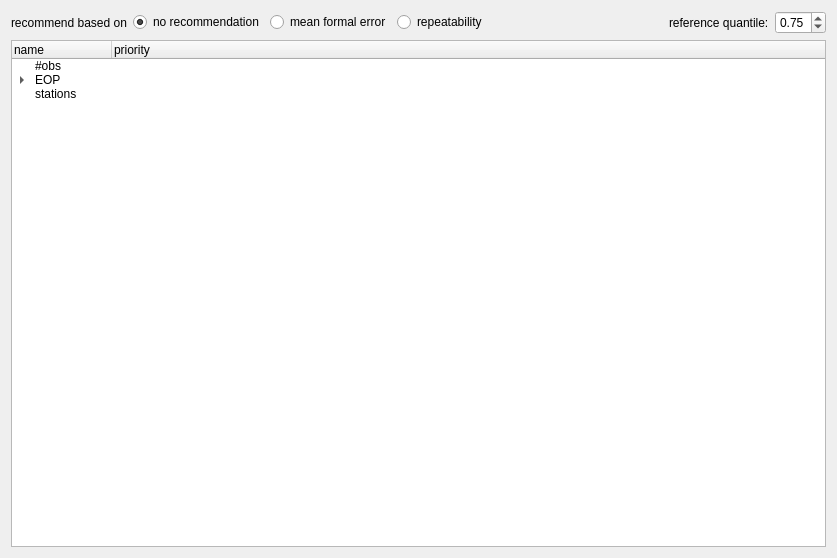
Qt form Widgets/priorities.ui (TUW-VieVS/VieSchedppGUI) before a commit.
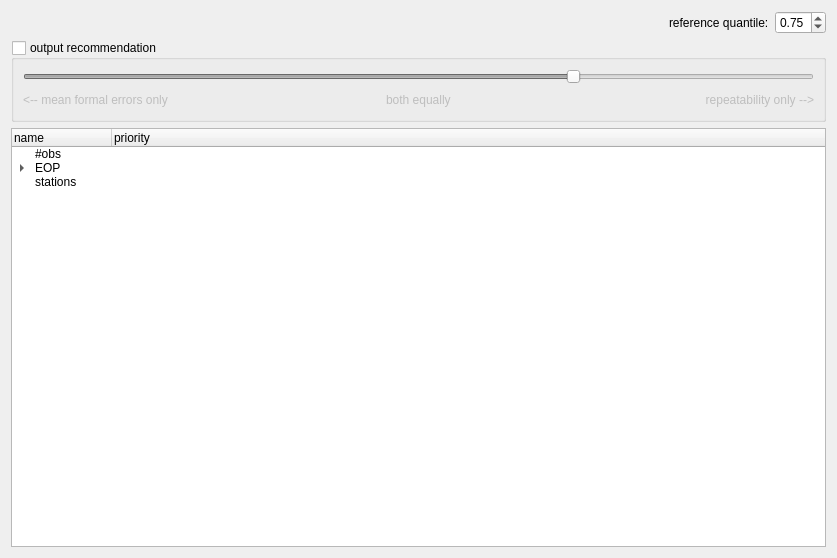
The same form after that commit.

Commit message: new recommended priorities logic

Diff of the .ui file:
```diff
--- a/Widgets/priorities.ui
+++ b/Widgets/priorities.ui
@@ -16,7 +16,7 @@
   <property name="whatsThis">
    <string>&lt;html&gt;&lt;head/&gt;&lt;body&gt;&lt;p&gt;The priopities section defines how to compare schedules. &lt;/p&gt;&lt;p&gt;It is used to calculate the score of a schedule that is listed in the &lt;span style=&quot; font-style:italic;&quot;&gt;simulation_summary.txt&lt;/span&gt; file. &lt;/p&gt;&lt;p&gt;Additonally, it defines which schedule is reported to be the &amp;quot;&lt;span style=&quot; font-style:italic;&quot;&gt;recommended&lt;/span&gt;&amp;quot; schedule in the log file. The &amp;quot;&lt;span style=&quot; font-style:italic;&quot;&gt;recommended&lt;/span&gt;&amp;quot; schedule is selected based on the mean formal error or repeatability. &lt;/p&gt;&lt;p&gt;&lt;br/&gt;&lt;/p&gt;&lt;p&gt;The reference quantile is used to define how the scores are calculated. &lt;/p&gt;&lt;p&gt;The score is calculated based on individual scores per parameters:&lt;/p&gt;&lt;p&gt;For a given parameter, all simulated accuracies are compared. The highest accuracy gets a score of 1. Accuracy at the reference quantile of all accuracies and poorer get a score of 0. Linear interpolation is used in between. &lt;br/&gt;&lt;/p&gt;&lt;p&gt;Use the spin box to define how much weight you want to give one parameter. &lt;/p&gt;&lt;p&gt;e.g.: if you are especially interested in dUT1 give this parameter a high weight. &lt;/p&gt;&lt;p&gt;It is advisable to always select a high number of observations as a goal of scheduling to minimize inaccuracies from the simulations. &lt;/p&gt;&lt;/body&gt;&lt;/html&gt;</string>
   </property>
-  <layout class="QVBoxLayout" name="verticalLayout">
+  <layout class="QVBoxLayout" name="verticalLayout_2">
    <item>
     <layout class="QHBoxLayout" name="horizontalLayout_2">
      <property name="spacing">
@@ -25,40 +25,6 @@
      <property name="bottomMargin">
       <number>0</number>
      </property>
-     <item>
-      <widget class="QLabel" name="label_2">
-       <property name="text">
-        <string>recommend based on</string>
-       </property>
-      </widget>
-     </item>
-     <item>
-      <widget class="QRadioButton" name="radioButton_noRec">
-       <property name="text">
-        <string>no recommendation</string>
-       </property>
-       <property name="checked">
-        <bool>true</bool>
-       </property>
-      </widget>
-     </item>
-     <item>
-      <widget class="QRadioButton" name="radioButton_mfe">
-       <property name="text">
-        <string>mean formal error</string>
-       </property>
-       <property name="checked">
-        <bool>false</bool>
-       </property>
-      </widget>
-     </item>
-     <item>
-      <widget class="QRadioButton" name="radioButton_rep">
-       <property name="text">
-        <string>repeatability</string>
-       </property>
-      </widget>
-     </item>
      <item>
       <spacer name="horizontalSpacer_2">
        <property name="orientation">
@@ -97,6 +63,112 @@
      </item>
     </layout>
    </item>
+   <item>
+    <widget class="QGroupBox" name="groupBox_recom">
+     <property name="title">
+      <string>output recommendation</string>
+     </property>
+     <property name="checkable">
+      <bool>true</bool>
+     </property>
+     <property name="checked">
+      <bool>false</bool>
+     </property>
+     <layout class="QVBoxLayout" name="verticalLayout">
+      <item>
+       <widget class="QSlider" name="horizontalSlider_recom">
+        <property name="maximum">
+         <number>10</number>
+        </property>
+        <property name="singleStep">
+         <number>1</number>
+        </property>
+        <property name="pageStep">
+         <number>1</number>
+        </property>
+        <property name="value">
+         <number>7</number>
+        </property>
+        <property name="orientation">
+         <enum>Qt::Horizontal</enum>
+        </property>
+        <property name="tickPosition">
+         <enum>QSlider::NoTicks</enum>
+        </property>
+        <property name="tickInterval">
+         <number>50</number>
+        </property>
+       </widget>
+      </item>
+      <item>
+       <layout class="QHBoxLayout" name="horizontalLayout">
+        <item>
+         <widget class="QLabel" name="label_3">
+          <property name="minimumSize">
+           <size>
+            <width>250</width>
+            <height>0</height>
+           </size>
+          </property>
+          <property name="text">
+           <string>&lt;-- mean formal errors only</string>
+          </property>
+         </widget>
+        </item>
+        <item>
+         <spacer name="horizontalSpacer">
+          <property name="orientation">
+           <enum>Qt::Horizontal</enum>
+          </property>
+          <property name="sizeHint" stdset="0">
+           <size>
+            <width>40</width>
+            <height>20</height>
+           </size>
+          </property>
+         </spacer>
+        </item>
+        <item>
+         <widget class="QLabel" name="label_4">
+          <property name="text">
+           <string>both equally</string>
+          </property>
+         </widget>
+        </item>
+        <item>
+         <spacer name="horizontalSpacer_3">
+          <property name="orientation">
+           <enum>Qt::Horizontal</enum>
+          </property>
+          <property name="sizeHint" stdset="0">
+           <size>
+            <width>40</width>
+            <height>20</height>
+           </size>
+          </property>
+         </spacer>
+        </item>
+        <item>
+         <widget class="QLabel" name="label_5">
+          <property name="minimumSize">
+           <size>
+            <width>250</width>
+            <height>0</height>
+           </size>
+          </property>
+          <property name="text">
+           <string>repeatability only --&gt;</string>
+          </property>
+          <property name="alignment">
+           <set>Qt::AlignRight|Qt::AlignTrailing|Qt::AlignVCenter</set>
+          </property>
+         </widget>
+        </item>
+       </layout>
+      </item>
+     </layout>
+    </widget>
+   </item>
    <item>
     <widget class="QTreeWidget" name="treeWidget_params">
      <property name="selectionMode">
```
Left out of the diff: 6 changed lines with no effect on the pictures. The commit also changes 5 other files.
